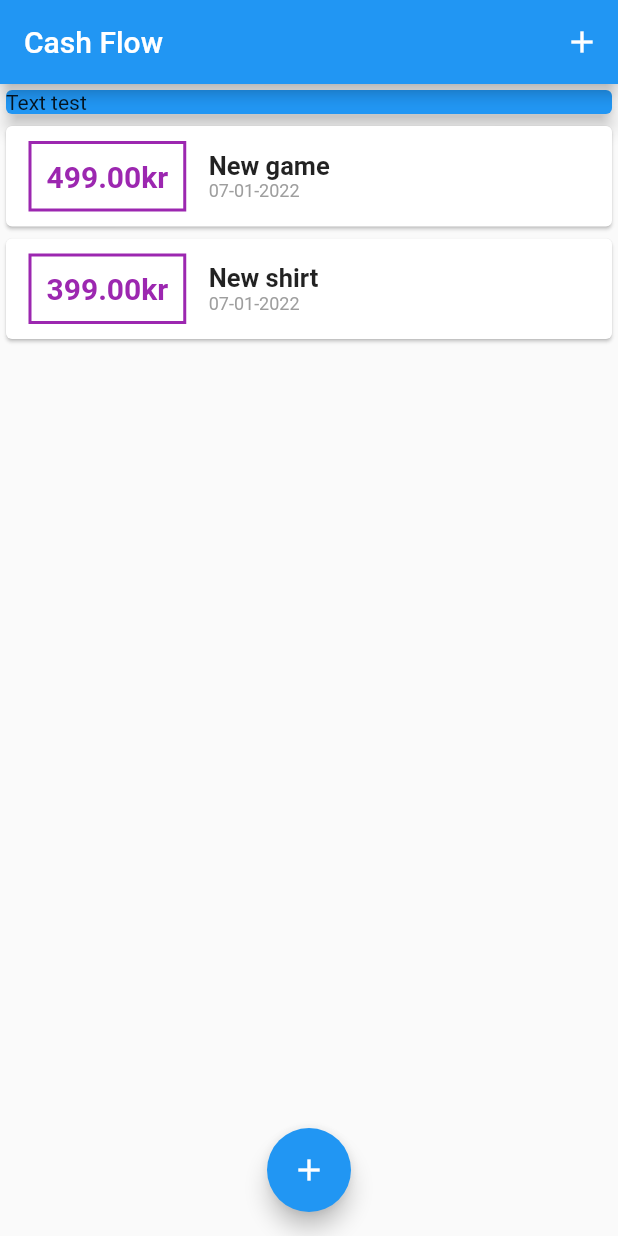
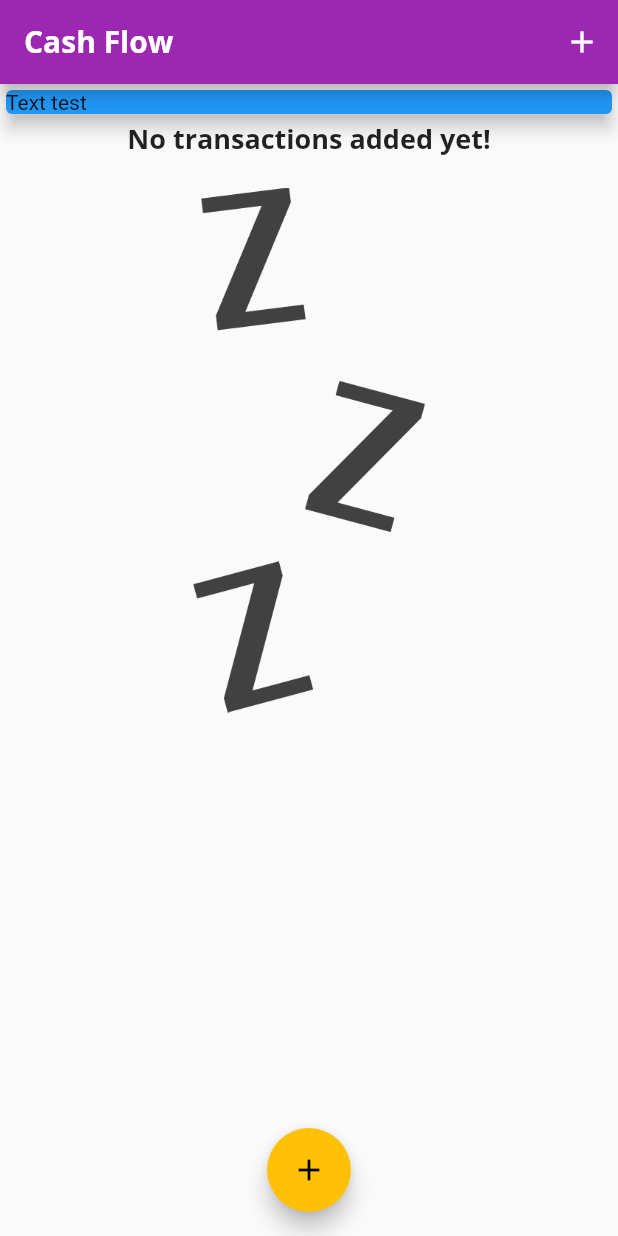
Before and after one commit to Hytro/CashFlow, a Flutter app: the screen it shows after launch, on a phone screen of 412 x 824 dp. Run offline on Flutter 3.47's test engine with Material 2 defaults, Android fonts, the phone set to English and light mode, and no system bars.

Commit message:
Implemented themes

```diff
--- a/lib/main.dart
+++ b/lib/main.dart
@@ -10,7 +10,40 @@
   @override
   Widget build(BuildContext context) {
     return MaterialApp(
-      title: 'Flutter App',
+      title: 'Cash Flow',
+      theme: ThemeData(
+          primarySwatch: Colors.purple,
+          accentColor: Colors.amber,
+          fontFamily: 'Quicksand',
+          textTheme: ThemeData.light().textTheme.copyWith(
+                headline6: TextStyle(
+                  fontFamily: 'OpenSans',
+                  fontWeight: FontWeight.bold,
+                  fontSize: 18,
+                ),
+              ),
+          appBarTheme: AppBarTheme(
+            toolbarTextStyle: ThemeData.light()
+                .textTheme
+                .copyWith(
+                  headline6: TextStyle(
+                    fontFamily: 'OpenSans',
+                    fontSize: 20,
+                    fontWeight: FontWeight.bold,
+                  ),
+                )
+                .bodyText2,
+            titleTextStyle: ThemeData.light()
+                .textTheme
+                .copyWith(
+                  headline6: TextStyle(
+                    fontFamily: 'OpenSans',
+                    fontSize: 20,
+                    fontWeight: FontWeight.bold,
+                  ),
+                )
+                .headline6,
+          )),
       home: MyHomePage(),
     );
   }
@@ -23,7 +56,7 @@
 
 class _MyHomePageState extends State<MyHomePage> {
   final List<Transaction> _userTransactions = [
-    Transaction(
+    /* Transaction(
       id: '1',
       titel: "New game",
       amount: 499,
@@ -34,7 +67,7 @@
       titel: "New shirt",
       amount: 399,
       date: DateTime.now(),
-    ),
+    ), */
   ];
 
   void _addNewTransaction(String titel, int amount) {
@@ -62,12 +95,17 @@
   @override
   Widget build(BuildContext context) {
     return Scaffold(
-      appBar: AppBar(title: Text('Cash Flow'), actions: <Widget>[
-        IconButton(
-          icon: Icon(Icons.add),
-          onPressed: () => _startAddNewTransaction(context),
-        ),
-      ]),
+      appBar: AppBar(
+          title: Text(
+            'Cash Flow',
+            style: TextStyle(fontFamily: 'OpenSans'),
+          ),
+          actions: <Widget>[
+            IconButton(
+              icon: Icon(Icons.add),
+              onPressed: () => _startAddNewTransaction(context),
+            ),
+          ]),
       body: SingleChildScrollView(
         child: Column(
           //mainAxisAlignment: MainAxisAlignment.spaceAround,
--- a/lib/widgets/transaction_list.dart
+++ b/lib/widgets/transaction_list.dart
@@ -12,16 +12,33 @@
   Widget build(BuildContext context) {
     return Container(
       height: 450,
-      child: ListView.builder(
+      child: transactions.isEmpty
+          ? Column(
+              children: <Widget>[
+                Text(
+                  'No transactions added yet!',
+                  style: Theme.of(context).textTheme.headline6,
+                ),
+                SizedBox(
+                  height: 20,
+                ),
+                Container(
+                    height: 350,
+                    child: Image.asset('assets/images/waiting.png',
+                        fit: BoxFit.cover)),
+              ],
+            )
+          : ListView.builder(
               itemBuilder: (ctx, index) {
                 return Card(
                   child: Row(
                     children: <Widget>[
                       Container(
-                  margin: EdgeInsets.symmetric(vertical: 10, horizontal: 15),
+                        margin:
+                            EdgeInsets.symmetric(vertical: 10, horizontal: 15),
                         decoration: BoxDecoration(
                             border: Border.all(
-                    color: Colors.purple,
+                          color: Theme.of(context).primaryColor,
                           width: 2,
                         )),
                         padding: EdgeInsets.all(10),
@@ -30,7 +47,7 @@
                           style: TextStyle(
                             fontWeight: FontWeight.bold,
                             fontSize: 20,
-                      color: Colors.purple,
+                            color: Theme.of(context).primaryColor,
                           ),
                         ),
                       ),
@@ -39,13 +56,11 @@
                         children: <Widget>[
                           Text(
                             transactions[index].titel,
-                      style: TextStyle(
-                        fontWeight: FontWeight.bold,
-                        fontSize: 17,
-                      ),
+                            style: Theme.of(context).textTheme.headline6,
                           ),
                           Text(
-                      DateFormat('dd-MM-yyyy').format(transactions[index].date),
+                            DateFormat('dd-MM-yyyy')
+                                .format(transactions[index].date),
                             style: TextStyle(
                               fontSize: 12,
                               color: Colors.grey,
```
Also changed, not shown: pubspec.yaml (+13 -14 lines), assets/fonts/OpenSans-Bold.ttf (added), assets/fonts/OpenSans-Regular.ttf (added), assets/fonts/Quicksand-Bold.ttf (added), assets/fonts/Quicksand-Light.ttf (added), assets/fonts/Quicksand-Medium.ttf (added), assets/fonts/Quicksand-Regular.ttf (added), assets/images/waiting.png (added). Lines whose indentation alone changed are shown as unchanged.
